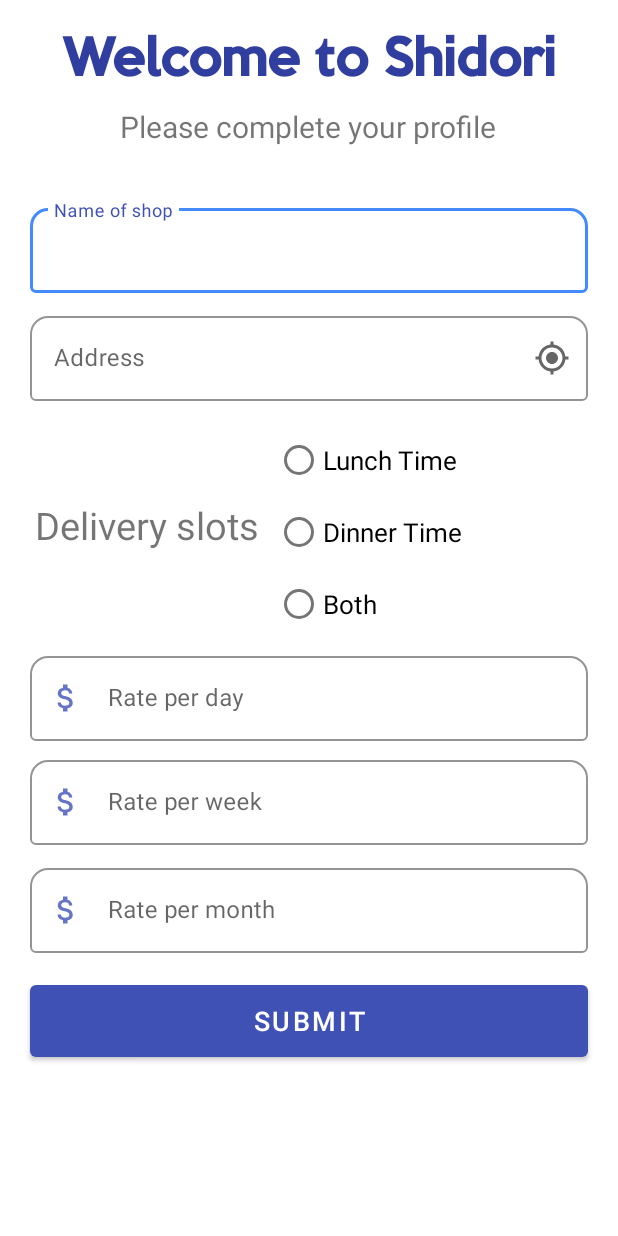
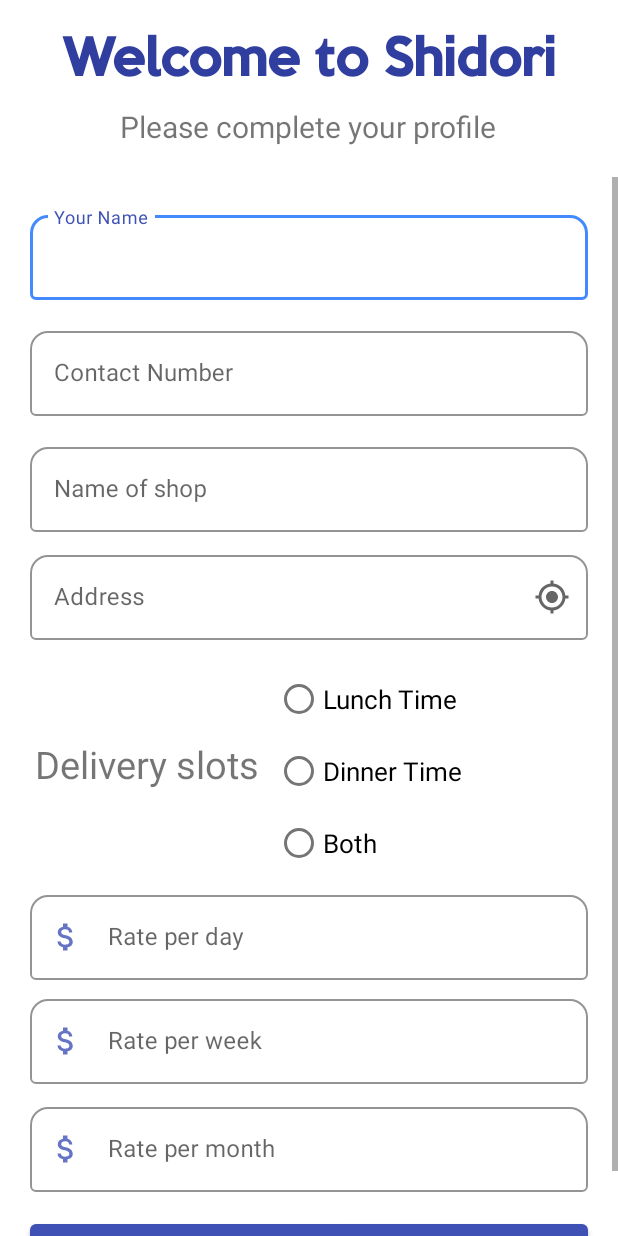
Before and after one commit to rdunlocked18/dabbaMaker, an Android app: the VendorDetails screen opened directly, with no data from a screen before it, after a tap on "SUBMIT", on a phone screen of 412 x 824 dp. Run offline under Robolectric (Android 15) with nearby library versions, the phone set to English and light mode, and no system bars; our stand-ins replace Firebase (no records; nobody signed in at launch, a user with empty details on screens opened directly).

Commit message:
Vendor Details Backend Conditions Validated

```diff
--- a/app/src/main/java/com/rohitdaf/dabbavendor/activites/VendorDetails.java
+++ b/app/src/main/java/com/rohitdaf/dabbavendor/activites/VendorDetails.java
@@ -2,14 +2,17 @@ package com.rohitdaf.dabbavendor.activites;
 
 import androidx.appcompat.app.AppCompatActivity;
 
+import android.content.Intent;
 import android.content.SharedPreferences;
 import android.os.Bundle;
+import android.util.Log;
 import android.view.View;
 
 import com.google.firebase.auth.FirebaseAuth;
 import com.google.firebase.auth.FirebaseUser;
 import com.google.firebase.database.DatabaseReference;
 import com.google.firebase.database.FirebaseDatabase;
+import com.rohitdaf.dabbavendor.MainActivity;
 import com.rohitdaf.dabbavendor.R;
 import com.rohitdaf.dabbavendor.databinding.ActivitySignupBinding;
 import com.rohitdaf.dabbavendor.databinding.ActivityVendorDetailsBinding;
@@ -22,6 +25,11 @@ public class VendorDetails extends AppCompatActivity {
     DatabaseReference mdatabaseReference;
     FirebaseAuth firebaseAuth;
     String userId ;
+    String TAG ="VendorDetails";
+    String vendorName ;
+    String vendorPhone ;
+
+
     @Override
     protected void onCreate(Bundle savedInstanceState) {
         super.onCreate(savedInstanceState);
@@ -29,7 +37,6 @@ public class VendorDetails extends AppCompatActivity {
         activityVendorDetailsBinding = ActivityVendorDetailsBinding.inflate(getLayoutInflater());
         View view = activityVendorDetailsBinding.getRoot();
         setContentView(view);
-        userId = FirebaseAuth.getInstance().getCurrentUser().getUid();
 
 
         //inits
@@ -37,25 +44,46 @@ public class VendorDetails extends AppCompatActivity {
         prefs = getSharedPreferences("MySignupPrefs", 0);
         mdatabaseReference = FirebaseDatabase.getInstance().getReference();
         // no need edit just use >> editor = prefs.edit();
+
+        userId = FirebaseAuth.getInstance().getCurrentUser().getUid();
+
+
+
+        if(vendorName== null) {
+            Log.d(TAG, "makeVendorAUser: in if");
+            activityVendorDetailsBinding.etVendorNameExcept.setVisibility(View.VISIBLE);
+
+        }if( vendorPhone == null){
+            activityVendorDetailsBinding.etVendorPhoneExcept.setVisibility(View.VISIBLE);
+        }
+
+
+
+
         activityVendorDetailsBinding.btnCreateVendorFinal.setOnClickListener(new View.OnClickListener() {
             @Override
             public void onClick(View v) {
                 makeVendorAUser();
+                startActivity(new Intent(VendorDetails.this, MainActivity.class));
             }
         });
 
     }
     private void makeVendorAUser(){
 
-        String vendorName = prefs.getString("vendor_name", null);
-        String vendorPhone = prefs.getString("vendor_phone", null);
-        if(vendorName.equals("")){
-            activityVendorDetailsBinding.etVendorName.setVisibility(View.VISIBLE);
+//        String vendorName = prefs.getString("vendor_name", null);
+//        String vendorPhone = prefs.getString("vendor_phone", null);
+
+        if(vendorName== null || vendorPhone == null){
+            Log.d(TAG, "makeVendorAUser: in if");
+            //activityVendorDetailsBinding.etVendorNameExcept.setVisibility(View.VISIBLE);
             vendorName = activityVendorDetailsBinding.etVendorName.getText().toString();
 
-        }if (vendorPhone.equals("")){
-            activityVendorDetailsBinding.etVendorPhone.setVisibility(View.VISIBLE);
+            //activityVendorDetailsBinding.etVendorPhoneExcept.setVisibility(View.VISIBLE);
             vendorPhone = activityVendorDetailsBinding.etVendorPhone.getText().toString();
+        }else{
+            vendorName = prefs.getString("vendor_name", null);
+            vendorPhone = prefs.getString("vendor_phone", null);
         }
 
 
--- a/app/src/main/res/layout/activity_vendor_details.xml
+++ b/app/src/main/res/layout/activity_vendor_details.xml
@@ -38,6 +38,7 @@
         android:orientation="vertical">
 
         <com.google.android.material.textfield.TextInputLayout
+            android:id="@+id/etVendorNameExcept"
             style="@style/Widget.MaterialComponents.TextInputLayout.OutlinedBox"
             android:layout_width="match_parent"
             android:layout_height="wrap_content"
@@ -63,6 +64,7 @@
         </com.google.android.material.textfield.TextInputLayout>
 
         <com.google.android.material.textfield.TextInputLayout
+            android:id="@+id/etVendorPhoneExcept"
             style="@style/Widget.MaterialComponents.TextInputLayout.OutlinedBox"
             android:layout_width="match_parent"
             android:layout_height="wrap_content"
```
